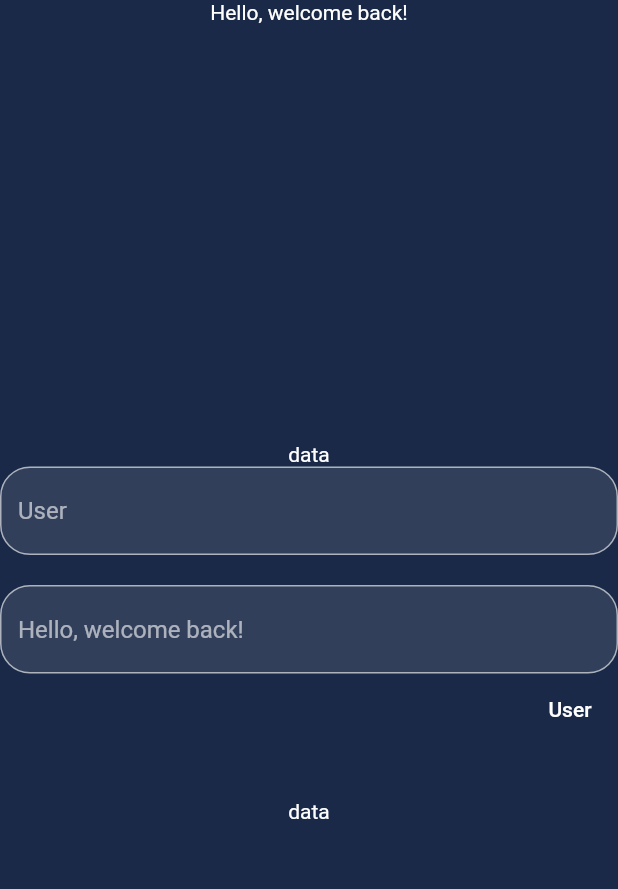
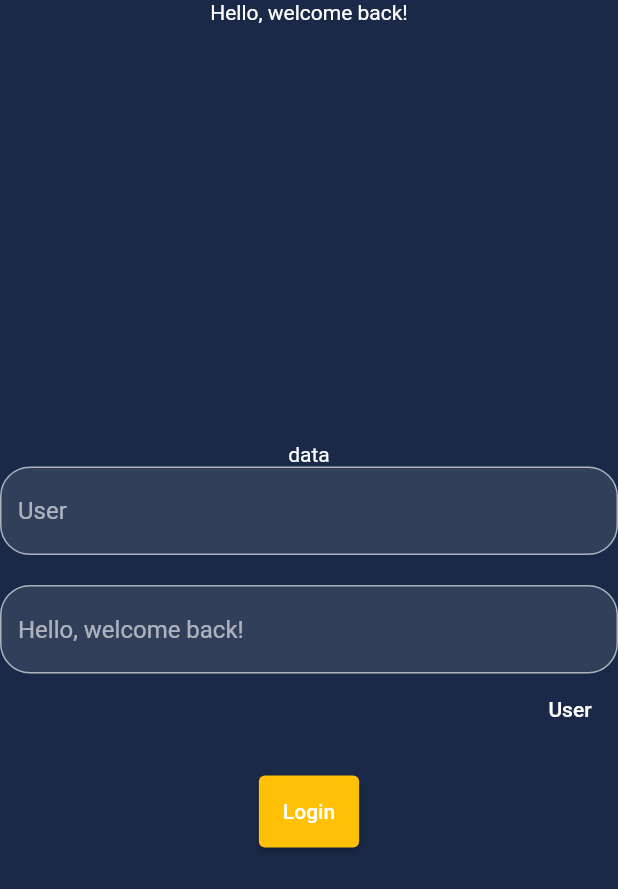
Before and after one commit to EqiCreate/myLinuxFile, a Flutter app: the screen it shows after launch, on a phone screen of 412 x 824 dp. Shown: the top 889 px of the screen. Run offline on Flutter 3.47's test engine with Material 2 defaults, Android fonts, the phone set to English and light mode, and no system bars; our stand-ins replace flutter_svg; Roboto replaces fonts that are missing (Urbanist).

Commit message:
update view for login/home page

```diff
--- a/myFlutter/my_app/lib/config/app_routes.dart
+++ b/myFlutter/my_app/lib/config/app_routes.dart
@@ -1,6 +1,7 @@
 import 'package:my_app/login_page.dart';
 import 'package:provider/provider.dart';
 
+import '../pages/home_page.dart';
 import '../provider/login_provider.dart';
 
 class AppRoutes {
@@ -9,7 +10,7 @@ class AppRoutes {
           create: (context) => LoginProvider(),
           child: const LoginPage(),
         ),
-    // home: (context) => HomePage(),
+    home: (context) => const HomePage(),
     // main: (context) => MainPage(),
     // editProfile: (context) => EditProfilePage(),
     // nearby: (context) => NearbyPage(),
--- a/myFlutter/my_app/lib/login_page.dart
+++ b/myFlutter/my_app/lib/login_page.dart
@@ -1,5 +1,8 @@
 import 'package:flutter/material.dart';
 import 'package:my_app/config/app_colors.dart';
+import 'package:my_app/config/app_routes.dart';
+import 'package:my_app/provider/login_provider.dart';
+import 'package:provider/provider.dart';
 import 'config/app_strings.dart';
 
 class LoginPage extends StatelessWidget {
@@ -17,8 +20,11 @@ class LoginPage extends StatelessWidget {
           const SizedBox(height: 20),
           const Spacer(),
           const Text("data"),
-          const TextField(
-            decoration: InputDecoration(
+          TextField(
+            onChanged: (value) {
+              context.read<LoginProvider>().username = value;
+            },
+            decoration: const InputDecoration(
                 hintText: AppStrings.user,
                 filled: true,
                 border: OutlineInputBorder(
@@ -27,8 +33,11 @@ class LoginPage extends StatelessWidget {
           const SizedBox(
             height: 20,
           ),
-          const TextField(
-            decoration: InputDecoration(
+          TextField(
+            onChanged: (value) {
+              context.read<LoginProvider>().password = value;
+            },
+            decoration: const InputDecoration(
                 hintText: AppStrings.helloWelcome,
                 filled: true,
                 border: OutlineInputBorder(
@@ -46,12 +55,15 @@ class LoginPage extends StatelessWidget {
             height: 20,
           ),
           SizedBox(
-            height: 48,
-            child: Row(
-              mainAxisAlignment: MainAxisAlignment.center,
-              children: const [Text("data")],
-            ),
-          ),
+              height: 48,
+              child: ElevatedButton(
+                  onPressed: () {
+                    Navigator.of(context).pushNamed(AppRoutes.home);
+                  },
+                  style: ElevatedButton.styleFrom(
+                      backgroundColor: Colors.amber,
+                      foregroundColor: Colors.white),
+                  child: const Text(AppStrings.login))),
           const Spacer()
         ],
       ),
```
Also changed, not shown: myFlutter/my_app/lib/config/app_icons.dart (added, +14 -0 lines), myFlutter/my_app/lib/pages/home_page.dart (added, +30 -0 lines), myFlutter/my_app/pubspec.yaml (+7 -3 lines), myFlutter/my_app/assets/svg/ic_location.svg (added), myFlutter/my_app/pubspec.lock.
